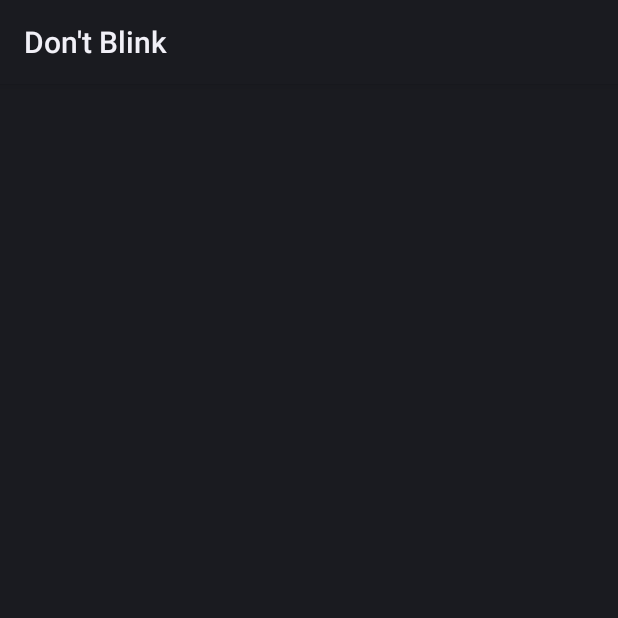
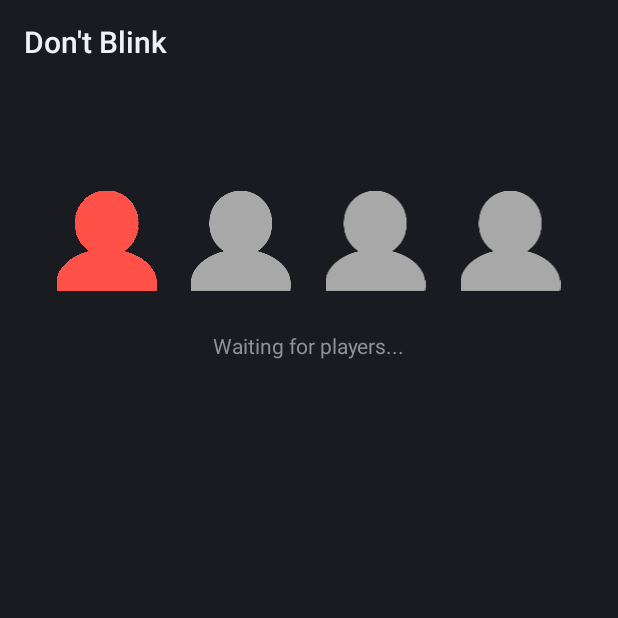
Before and after one commit to bnelo12/Dont-Blink, an Android app: the screen it shows after launch (MainActivity), on a phone screen of 412 x 824 dp, the top half of it. Run offline under Robolectric (Android 15) with nearby library versions, the phone set to English and light mode, and no system bars; libraries missing offline, so code that uses them is left out: io.socket.client; 6 statements that could not run were skipped.

Commit message:
Added new UI features

```diff
--- a/app/src/main/AndroidManifest.xml
+++ b/app/src/main/AndroidManifest.xml
@@ -24,6 +24,9 @@
                 android:name="com.google.android.glass.VoiceTrigger"
                 android:resource="@xml/voice_trigger" />
         </activity>
+        <meta-data
+            android:name="preloaded_fonts"
+            android:resource="@array/preloaded_fonts" />
     </application>
 
 </manifest>
--- a/app/src/main/java/com/dontblink/hack/dontblink/MainActivity.java
+++ b/app/src/main/java/com/dontblink/hack/dontblink/MainActivity.java
@@ -5,11 +5,13 @@ import android.app.Activity;
 import android.content.Context;
 import android.media.AudioManager;
 import android.os.Bundle;
+import android.util.TypedValue;
 import android.view.View;
 import android.view.ViewGroup;
 import android.widget.AdapterView;
 import android.widget.TextView;
 import android.util.Log;
+import android.os.Handler;
 
 import com.google.android.glass.media.Sounds;
 import com.google.android.glass.widget.CardBuilder;
@@ -20,20 +22,11 @@ import com.google.android.glass.eye.EyeGesture;
 import com.google.android.glass.eye.EyeGestureManager;
 import com.google.android.glass.eye.EyeGestureManager.Listener;
 
+import java.net.URISyntaxException;
 import io.socket.client.IO;
 import io.socket.client.Socket;
 
 
-/**
- * An {@link Activity} showing a tuggable "Hello World!" card.
- * <p>
- * The main content view is composed of a one-card {@link CardScrollView} that provides tugging
- * feedback to the user when swipe gestures are detected.
- * If your Glassware intends to intercept swipe gestures, you should set the content view directly
- * and use a {@link com.google.android.glass.touchpad.GestureDetector}.
- *
- * @see <a href="https://developers.google.com/glass/develop/gdk/touch">GDK Developer Guide</a>
- */
 public class MainActivity extends Activity {
 
     /**
@@ -44,59 +37,68 @@ public class MainActivity extends Activity {
     /**
      * "Hello World!" {@link View} generated by {@link #buildView()}.
      */
+
     private View mView;
     private CardBuilder card;
     private EyeGestureManager mEyeGestureManager;
     private EyeGestureListener mEyeGestureListener;
 
+    public TextView timerView;
+
     // private EyeGesture target1 = EyeGesture.DON;
     // private EyeGesture target2 = EyeGesture.DOFF;
-    private EyeGesture target1 = EyeGesture.WINK;
+    private EyeGesture target1 = EyeGesture.BLINK;
     private EyeGesture target2 = EyeGesture.DOUBLE_BLINK;
 
-    private TextView mTextView;
+    private TextView timerLabel;
     private static final String TAG = "DontBlink";
+
+    // Timer variables
+    private Handler mHandler;
+    private int timeToStart = 5;
+    private boolean gameStarted = false;
+
+    // Socket Variables
+    private Socket mSocket;
+    {
+        try {
+            mSocket = IO.socket("http://192.168.43.253:3000");
+        } catch (URISyntaxException e) {
+            throw new RuntimeException(e);
+        }
+    }
+
+    private Runnable mStatusChecker = new Runnable() {
+        @Override
+        public void run() {
+            try {
+                if (timeToStart == -1) return;
+                timerView = (TextView)findViewById(R.id.timer_label);
+                timerView.setText(String.valueOf(timeToStart));
+                timeToStart--;
+                if (timeToStart == -1) {
+                    mHandler.removeCallbacks(mStatusChecker);
+                    timerView.setTextSize(TypedValue.COMPLEX_UNIT_SP,70);
+                    timerView.setText("DON'T BLINK!");
+                    gameStarted = true;
+                }
+            } finally {
+                // 100% guarantee that this always happens, even if
+                // your update method throws an exception
+                mHandler.postDelayed(mStatusChecker, 1000);
+            }
+        }
+    };
+
 
     @Override
     protected void onCreate(Bundle bundle) {
         super.onCreate(bundle);
-        card = new CardBuilder(this, CardBuilder.Layout.TEXT);
-
-        mCardScroller = new CardScrollView(this);
-        mCardScroller.setAdapter(new CardScrollAdapter() {
-            @Override
-            public int getCount() {
-                return 1;
-            }
-
-            @Override
-            public Object getItem(int position) {
-                return buildView();
-            }
-
-            @Override
-            public View getView(int position, View convertView, ViewGroup parent) {
-                return buildView();
-            }
-
-            @Override
-            public int getPosition(Object item) {
-                if (buildView().equals(item)) {
-                    return 0;
-                }
-                return AdapterView.INVALID_POSITION;
-            }
-        });
-        // Handle the TAP event.
-        mCardScroller.setOnItemClickListener(new AdapterView.OnItemClickListener() {
-            @Override
-            public void onItemClick(AdapterView<?> parent, View view, int position, long id) {
-                // Plays disallowed sound to indicate that TAP actions are not supported.
-                AudioManager am = (AudioManager) getSystemService(Context.AUDIO_SERVICE);
-                am.playSoundEffect(Sounds.DISALLOWED);
-            }
-        });
-        setContentView(mCardScroller);
+        mHandler = new Handler();
+        mSocket.connect();
+        setContentView(R.layout.lobby);
+//        timerView = (TextView)findViewById(R.id.timer_label);
+//        timerView.setText("4");
         mEyeGestureManager = EyeGestureManager.from(this);
         mEyeGestureListener = new EyeGestureListener();
 
@@ -107,17 +109,24 @@ public class MainActivity extends Activity {
         }
     }
 
+    private void startTimer() {
+        timeToStart = 5;
+        mStatusChecker.run();
+    }
+
     @Override
     protected void onStart() {
         super.onStart();
-
+        mSocket.connect();
         mEyeGestureManager.register(target1, mEyeGestureListener);
         mEyeGestureManager.register(target2, mEyeGestureListener);
+        //startTimer();
     }
 
     @Override
     protected void onStop() {
         super.onStop();
+        mSocket.disconnect();
         mEyeGestureManager.unregister(target1, mEyeGestureListener);
         mEyeGestureManager.unregister(target2, mEyeGestureListener);
     }
@@ -125,22 +134,20 @@ public class MainActivity extends Activity {
     @Override
     protected void onResume() {
         super.onResume();
-        mCardScroller.activate();
     }
 
     @Override
     protected void onPause() {
-        mCardScroller.deactivate();
         super.onPause();
     }
 
     /**
      * Builds a Glass styled "Hello World!" view using the {@link CardBuilder} class.
      */
-    private View buildView() {
-        card.setText(R.string.hello_world);
-        return card.getView();
+    private void buildView() {
+        setContentView(R.layout.timer);
     }
+
 
 
     private class EyeGestureListener implements Listener {
@@ -155,14 +162,11 @@ public class MainActivity extends Activity {
             runOnUiThread(new Runnable() {
                 @Override
                 public void run() {
-                    Log.i(TAG, eyeGesture + " is detected");
-                    //mTextView.setText("Detected " + eyeGesture + "!");
-                    //if (eyeGesture.equals("DOUBLE_BLINK")){
-                        card.setText("YOU LOST");
-                        View cardView = card.getView();
-                        setContentView(cardView);
-                    //}
-
+                    if (gameStarted) {
+                        Log.i(TAG, eyeGesture + " is detected");
+                        timerView.setBackgroundColor(0xfff00000);
+                        timerView.setText("YOU\nLOSE!");
+                    }
                 }
             });
         }
--- /dev/null
+++ b/app/src/main/res/layout/lobby.xml
@@ -0,0 +1,107 @@
+<?xml version="1.0" encoding="utf-8"?>
+<FrameLayout xmlns:android="http://schemas.android.com/apk/res/android"
+    xmlns:app="http://schemas.android.com/apk/res-auto"
+    xmlns:tools="http://schemas.android.com/tools"
+    android:id="@+id/layout"
+    android:layout_width="match_parent"
+    android:layout_height="match_parent"
+    >
+
+    <LinearLayout
+        android:id="@+id/footer_container"
+        android:layout_width="match_parent"
+        android:layout_height="wrap_content"
+        android:layout_gravity="bottom|left"
+        android:layout_marginLeft="@dimen/glass_card_margin"
+        android:layout_marginBottom="@dimen/glass_card_footer_margin"
+        android:layout_marginRight="@dimen/glass_card_margin"
+        android:orientation="horizontal"
+        >
+
+        <!-- The footer view will grow to fit as much content as possible while the
+             timestamp view keeps a fixed width. If the footer text is too long, it
+             will be ellipsized with a 40px margin between it and the timestamp. -->
+
+        <TextView
+            android:id="@+id/footer"
+            android:layout_width="0dip"
+            android:layout_height="wrap_content"
+            android:layout_weight="1"
+            android:ellipsize="end"
+            android:singleLine="true"
+            android:textAppearance="?android:attr/textAppearanceSmall"
+            />
+
+        <TextView
+            android:id="@+id/timestamp"
+            android:layout_width="wrap_content"
+            android:layout_height="wrap_content"
+            android:layout_marginLeft="@dimen/glass_card_margin"
+            android:ellipsize="end"
+            android:singleLine="true"
+            android:textAppearance="?android:attr/textAppearanceSmall"
+            />
+
+    </LinearLayout>
+
+    <RelativeLayout
+        android:id="@+id/body_layout"
+        android:layout_width="match_parent"
+        android:layout_height="157dp"
+        android:layout_marginLeft="@dimen/glass_card_margin"
+        android:layout_marginRight="@dimen/glass_card_margin"
+        android:layout_marginTop="@dimen/glass_card_margin"
+        tools:ignore="UselessLeaf">
+
+        <!-- Put your widgets inside this RelativeLayout. -->
+
+        <LinearLayout
+            android:layout_width="match_parent"
+            android:layout_height="90dp"
+            android:layout_centerVertical="true"
+            android:layout_marginStart="0dp"
+            android:layout_toEndOf="@+id/imageView3"
+            android:gravity="center"
+            android:orientation="horizontal"
+            android:id="@+id/linearLayout">
+
+            <ImageView
+                android:id="@+id/imageView15"
+                android:layout_width="wrap_content"
+                android:layout_height="wrap_content"
+                android:layout_weight="1"
+                android:src="@drawable/user_icon_red" />
+
+            <ImageView
+                android:id="@+id/imageView18"
+                android:layout_width="wrap_content"
+                android:layout_height="wrap_content"
+                android:layout_weight="1"
+                android:src="@drawable/user_icon_grey" />
+
+            <ImageView
+                android:id="@+id/imageView17"
+                android:layout_width="wrap_content"
+                android:layout_height="wrap_content"
+                android:layout_weight="1"
+                android:src="@drawable/user_icon_grey" />
+
+            <ImageView
+                android:id="@+id/imageView16"
+                android:layout_width="wrap_content"
+                android:layout_height="wrap_content"
+                android:layout_weight="1"
+                android:src="@drawable/user_icon_grey" />
+        </LinearLayout>
+
+        <TextView
+            android:id="@+id/textView2"
+            android:layout_width="wrap_content"
+            android:layout_height="wrap_content"
+            android:layout_alignParentBottom="true"
+            android:layout_centerHorizontal="true"
+            android:text="Waiting for players..." />
+
+    </RelativeLayout>
+
+</FrameLayout>
--- /dev/null
+++ b/app/src/main/res/values/font_array.xml
@@ -0,0 +1,6 @@
+<?xml version="1.0" encoding="utf-8"?>
+<resources>
+    <array name="preloaded_fonts">
+
+    </array>
+</resources>
--- a/app/src/main/res/values/strings.xml
+++ b/app/src/main/res/values/strings.xml
@@ -4,4 +4,6 @@
     <string name="hello_world">Welcome to dont blink!</string>
     <string name="you_lost">YOU LOST</string>
     <string name="glass_voice_trigger">play dont blink</string>
+    <string name="socket_server">http://172.20.185.50:3000/</string>
+    <string name="timer_label">5</string>
 </resources>
```
Also changed, not shown: app/src/main/res/layout/timer.xml (added, +72 -0 lines), app/src/main/res/values/values.xml (added, +22 -0 lines), app/src/main/res/drawable-hdpi/ic_stat_name.png (added), app/src/main/res/drawable-mdpi/ic_stat_name.png (added), app/src/main/res/drawable-xhdpi/ic_stat_name.png (added), app/src/main/res/drawable-xxhdpi/ic_stat_name.png (added), app/src/main/res/drawable-xxhdpi/user_icon_blue.png (added), app/src/main/res/drawable-xxhdpi/user_icon_green.png (added), app/src/main/res/drawable-xxhdpi/user_icon_grey.png (added), app/src/main/res/drawable-xxhdpi/user_icon_red.png (added), app/src/main/res/drawable-xxhdpi/user_icon_yellow.png (added), app/src/main/res/user-icon-grey.png (added).
